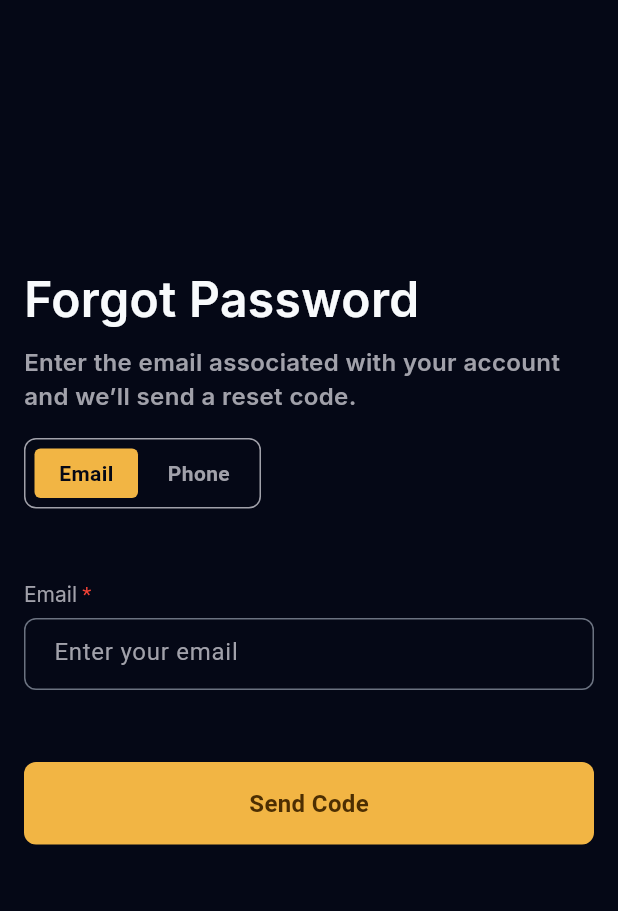
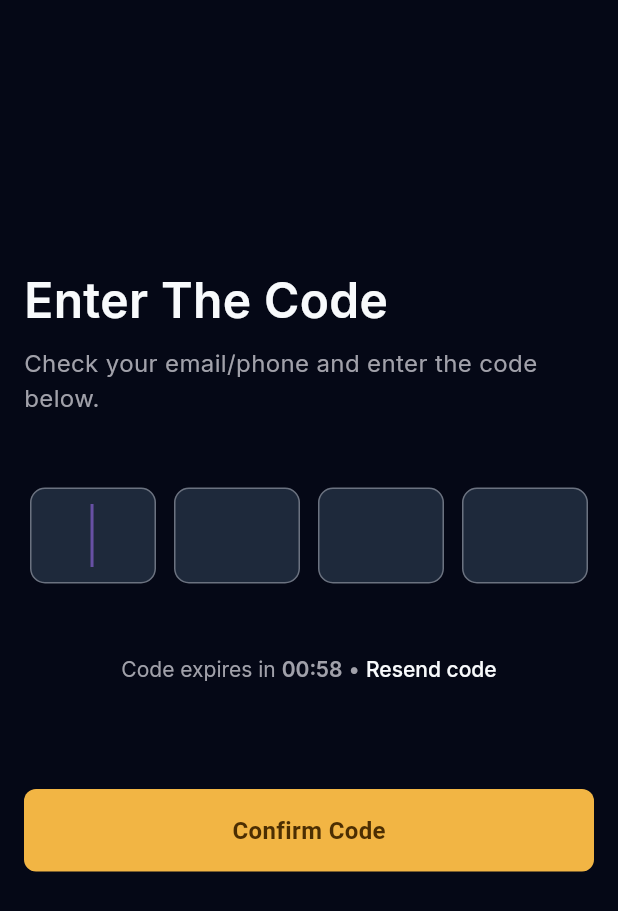
Before and after one commit to AvijitDasAvi/Vyrro, a Flutter app: the ForgotPasswordScreen screen opened by its route, after a tap on "Send Code", on a phone screen of 412 x 824 dp. Shown: the top 911 px of the screen. Run offline on Flutter 3.47's test engine with Material 3 defaults, Android fonts, the light colour scheme and no system bars; our stand-ins replace flutter_easyloading, get, google_fonts.

Commit message:
Otp Screen complete.

```diff
--- a/lib/features/auth/forgot/screen/forgot_password_screen.dart
+++ b/lib/features/auth/forgot/screen/forgot_password_screen.dart
@@ -1,5 +1,6 @@
 import 'package:flutter/material.dart';
 import 'package:galaxybooking/features/auth/forgot/controller/forgot_controller.dart';
+import 'package:galaxybooking/features/auth/otp/screen/otp_screen.dart';
 import 'package:get/get.dart';
 import 'package:galaxybooking/core/common/constants/app_colors.dart';
 import 'package:galaxybooking/core/common/widgets/custom_button.dart';
@@ -145,8 +146,7 @@ class ForgotPasswordScreen extends StatelessWidget {
             CustomButton(
               title: 'Send Code',
               onTap: () {
-                // TODO: implement send logic
-                // You can check controller.isEmailSelected.value here
+                Get.to(OtpScreen());
               },
             ),
           ],
--- /dev/null
+++ b/lib/features/auth/otp/screen/otp_screen.dart
@@ -0,0 +1,116 @@
+import 'package:flutter/gestures.dart';
+import 'package:flutter/material.dart';
+import 'package:galaxybooking/core/common/constants/app_colors.dart';
+import 'package:galaxybooking/core/common/widgets/custom_button.dart';
+import 'package:galaxybooking/core/style/get_text_style.dart';
+
+class OtpScreen extends StatelessWidget {
+  const OtpScreen({super.key});
+
+  @override
+  Widget build(BuildContext context) {
+    return Scaffold(
+      backgroundColor: AppColors.primaryBackground,
+      body: Padding(
+        padding: const EdgeInsets.only(top: 177, left: 16, right: 16),
+        child: Column(
+          crossAxisAlignment: CrossAxisAlignment.start,
+          children: [
+            Text(
+              'Enter The Code',
+              style: getTextStyle(
+                fontWeight: FontWeight.w600,
+                fontSize: 32,
+                color: AppColors.textColor,
+              ),
+            ),
+            SizedBox(height: 8),
+            Text(
+              'Check your email/phone and enter the code below.',
+              style: getTextStyle(
+                fontWeight: FontWeight.w400,
+                fontSize: 16,
+                color: AppColors.secondaryTextColor,
+              ),
+            ),
+            SizedBox(height: 48),
+            Row(
+              mainAxisAlignment: MainAxisAlignment.spaceBetween,
+              children: List.generate(
+                4,
+                (index) => Padding(
+                  padding: EdgeInsets.symmetric(horizontal: 4),
+                  child: Container(
+                    width: 84,
+                    height: 64,
+                    decoration: BoxDecoration(
+                      color: Color(0xFF1E293B),
+                      borderRadius: BorderRadius.circular(10),
+                      border: Border.all(color: Color(0xFF6B7280), width: 1),
+                    ),
+                    alignment: Alignment.center,
+                    child: TextField(
+                      textAlign: TextAlign.center,
+                      keyboardType: TextInputType.number,
+                      maxLength: 1,
+                      style: getTextStyle(
+                        fontSize: 28,
+                        fontWeight: FontWeight.w600,
+                        color: AppColors.textColor,
+                      ),
+                      decoration: const InputDecoration(
+                        counterText: "",
+                        border: InputBorder.none,
+                        contentPadding: EdgeInsets.symmetric(
+                          vertical: 2,
+                          horizontal: 8,
+                        ),
+                      ),
+                      autofocus: index == 0,
+                    ),
+                  ),
+                ),
+              ),
+            ),
+            SizedBox(height: 48),
+            Center(
+              child: RichText(
+                textAlign: TextAlign.center,
+                text: TextSpan(
+                  style: getTextStyle(
+                    fontSize: 14,
+                    fontWeight: FontWeight.w400,
+                    color: AppColors.secondaryTextColor,
+                  ),
+                  children: [
+                    const TextSpan(text: "Code expires in "),
+                    TextSpan(
+                      text: "00:58",
+                      style: getTextStyle(
+                        fontSize: 14,
+                        fontWeight: FontWeight.w600,
+                        color: AppColors.secondaryTextColor,
+                      ),
+                    ),
+                    const TextSpan(text: " • "),
+                    TextSpan(
+                      text: "Resend code",
+                      style: getTextStyle(
+                        fontSize: 14,
+                        fontWeight: FontWeight.w500,
+                        color: AppColors.textColor,
+                      ),
+                      recognizer: TapGestureRecognizer()..onTap = () {},
+                    ),
+                  ],
+                ),
+              ),
+            ),
+            SizedBox(height: 72),
+            CustomButton(title: 'Confirm Code', onTap: () {}),
+          ],
+        ),
+      ),
+    );
+  }
+}
```
